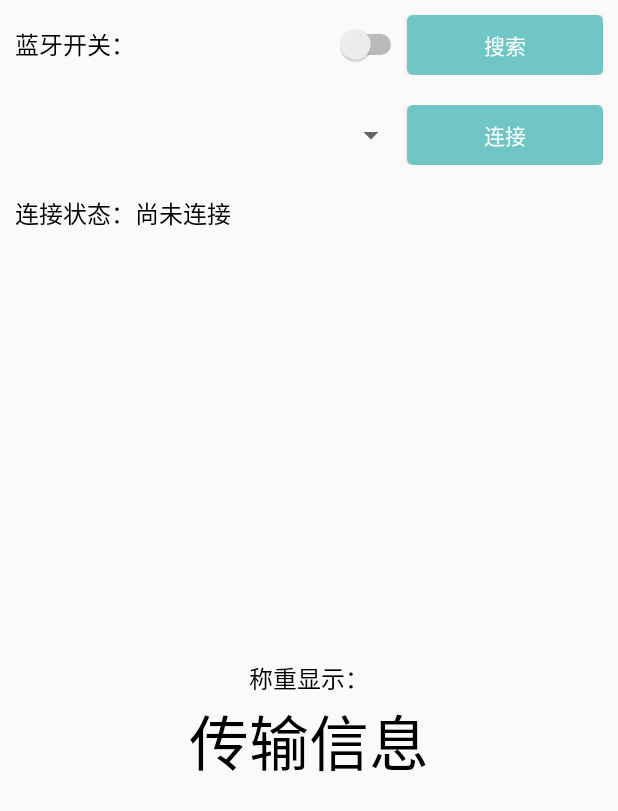
After one commit to WYK765331852/BlueToothWeight, an Android app: the layout bluetooth_car.xml on its own in the app's theme, with its tools: preview values and no code run, on a phone screen of 412 x 824 dp. The commit adds this screen. Shown: the top 811 px of the screen. Run offline under Robolectric (Android 15) with nearby library versions, the phone set to English and light mode, and no system bars.

Commit message:
[fix]主题色改为猪爸绿

```diff
--- /dev/null
+++ b/app/src/main/res/drawable/bluetooth_bt_shape_car.xml
@@ -0,0 +1,7 @@
+<?xml version="1.0" encoding="utf-8"?>
+<shape xmlns:android="http://schemas.android.com/apk/res/android"
+    android:shape="rectangle">
+    <solid android:color="@color/pig_dad"/>
+    <corners android:radius="4dp"/>
+
+</shape>
--- /dev/null
+++ b/app/src/main/res/layout/bluetooth_car.xml
@@ -0,0 +1,97 @@
+<?xml version="1.0" encoding="utf-8"?>
+<LinearLayout xmlns:android="http://schemas.android.com/apk/res/android"
+    android:layout_width="match_parent"
+    android:layout_height="match_parent"
+    android:orientation="vertical">
+    <LinearLayout
+        android:layout_width="match_parent"
+        android:layout_height="40dp"
+        android:layout_margin="10dp"
+        android:orientation="horizontal">
+        <Switch
+            android:layout_width="0dp"
+            android:layout_height="20dp"
+            android:id="@+id/bluetooth_switch"
+            android:layout_gravity="center_vertical"
+            android:layout_weight="2"
+            android:checked="false"
+            android:text="蓝牙开关："
+            android:textSize="16sp"
+            />
+        <Button
+            android:id="@+id/bluetooth_search"
+            android:layout_width="0dp"
+            android:layout_height="match_parent"
+            android:layout_weight="1"
+            android:text="搜索"
+            android:textColor="#ffffff"
+            android:background="@drawable/bluetooth_bt_shape_car"
+
+            />
+    </LinearLayout>
+
+    <LinearLayout
+        android:layout_width="match_parent"
+        android:layout_height="40dp"
+        android:layout_margin="10dp"
+        android:orientation="horizontal">
+        <Spinner
+            android:id="@+id/bluetooth_spinner"
+            android:layout_width="0dp"
+            android:layout_height="wrap_content"
+            android:layout_gravity="center_vertical"
+            android:layout_weight="2"
+            android:autofillHints="蓝牙列表"
+            >
+        </Spinner>
+
+        <Button
+            android:id="@+id/bluetooth_connect"
+            android:layout_width="0dp"
+            android:layout_height="match_parent"
+            android:layout_weight="1"
+            android:text="连接"
+            android:textColor="#ffffff"
+            android:background="@drawable/bluetooth_bt_shape_car"
+            />
+    </LinearLayout>
+    <LinearLayout
+        android:layout_width="match_parent"
+        android:layout_height="wrap_content"
+        android:orientation="vertical"
+        android:layout_margin="10dp">
+        <TextView
+            android:id="@+id/bluetooth_tv_status"
+            android:layout_width="wrap_content"
+            android:layout_height="wrap_content"
+            android:textSize="16sp"
+            android:textColor="#000000"
+            android:text="连接状态：尚未连接"
+            />
+
+    </LinearLayout>
+    <RelativeLayout
+        android:layout_width="match_parent"
+        android:layout_height="match_parent">
+
+        <TextView
+            android:id="@+id/bluetooth_tv_msg"
+            android:layout_width="wrap_content"
+            android:layout_height="wrap_content"
+            android:layout_centerHorizontal="true"
+            android:layout_centerVertical="true"
+            android:textSize="40sp"
+            android:textColor="#000000"
+            android:text="传输信息"
+            />
+        <TextView
+            android:layout_width="wrap_content"
+            android:layout_height="wrap_content"
+            android:layout_centerHorizontal="true"
+            android:layout_above="@id/bluetooth_tv_msg"
+            android:text="称重显示："
+            android:textColor="#000000"
+            android:textSize="16sp"
+            />
+    </RelativeLayout>
+</LinearLayout>
--- a/app/src/main/res/values/colors.xml
+++ b/app/src/main/res/values/colors.xml
@@ -1,6 +1,11 @@
 <?xml version="1.0" encoding="utf-8"?>
 <resources>
-    <color name="colorPrimary">#3F51B5</color>
-    <color name="colorPrimaryDark">#303F9F</color>
-    <color name="colorAccent">#FF4081</color>
+    <color name="colorPrimary">#70C6C5</color>
+    <color name="colorPrimaryDark">#70C6C5</color>
+    <color name="colorAccent">#70C6C5</color>
+    <color name="pig_peppa">#EDC5CD</color>
+    <color name="pig_dad">#70C6C5</color>
+    <!--<color name="colorPrimary">#3F51B5</color>-->
+    <!--<color name="colorPrimaryDark">#303F9F</color>-->
+    <!--<color name="colorAccent">#FF4081</color>-->
 </resources>
```
